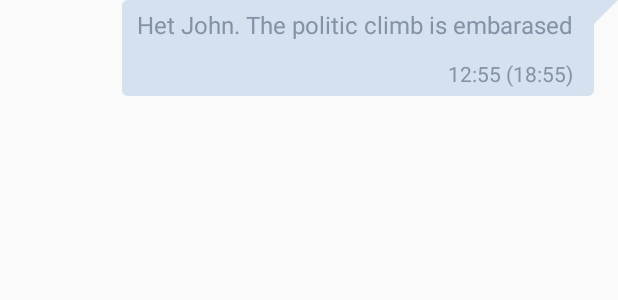
After one commit to andressavazpinto/GuiaTuristico, an Android app: the layout balloon_right.xml on its own in the app's theme, with its tools: preview values and no code run, on a phone screen of 412 x 824 dp. The commit adds this screen. Shown: the top 300 px of the screen. Run offline under Robolectric (Android 15) with nearby library versions, the phone set to English and light mode, and no system bars.

Commit message:
Chat layout

```diff
--- a/app/src/main/java/util/Url.java
+++ b/app/src/main/java/util/Url.java
@@ -9,7 +9,7 @@ public class Url {
     //também é necessário que a API esteja ativa na rede
 
     //Morato
-    public static String BASE_URL = "http://192.168.0.103:8089/GuiaWSMaven/rest/";
+    public static String BASE_URL = "http://192.168.0.101:8089/GuiaWSMaven/rest/";
     //SP
     //public static String BASE_URL = "http://192.168.0.4:8089/GuiaWSMaven/rest/";
 }
--- /dev/null
+++ b/app/src/main/res/drawable/balloon_right.xml
@@ -0,0 +1,19 @@
+<layer-list xmlns:android="http://schemas.android.com/apk/res/android">
+    <item>
+        <rotate
+            android:fromDegrees="45"
+            android:pivotX="100%"
+            android:pivotY="0%"
+            android:toDegrees="0" >
+            <shape android:shape="rectangle" >
+                <solid android:color="@color/balloon_right" />
+            </shape>
+        </rotate>
+    </item>
+    <item android:right="16dp">
+        <shape android:shape="rectangle" >
+            <solid android:color="@color/balloon_right" />
+            <corners android:radius="4dp" />
+        </shape>
+    </item>
+</layer-list>
--- /dev/null
+++ b/app/src/main/res/drawable/shape_send_message.xml
@@ -0,0 +1,5 @@
+<?xml version="1.0" encoding="utf-8"?>
+<shape xmlns:android="http://schemas.android.com/apk/res/android">
+    <corners android:radius="150dp" />
+    <stroke android:width="1dip" android:color="@color/colorAccent" />
+</shape>
--- /dev/null
+++ b/app/src/main/res/layout/balloon_right.xml
@@ -0,0 +1,43 @@
+<?xml version="1.0" encoding="utf-8"?>
+<android.support.constraint.ConstraintLayout xmlns:android="http://schemas.android.com/apk/res/android"
+    xmlns:app="http://schemas.android.com/apk/res-auto"
+    android:layout_width="match_parent"
+    android:layout_height="wrap_content"
+    android:layout_marginBottom="@dimen/margenBalaoBottom"
+    android:layout_marginLeft="@dimen/margenLeftChat"
+    android:layout_marginStart="@dimen/margenLeftChat">
+
+    <LinearLayout
+        android:layout_width="wrap_content"
+        android:layout_height="wrap_content"
+        android:background="@drawable/balloon_right"
+        android:orientation="vertical"
+        android:paddingBottom="@dimen/paddingBalaoDirBottom"
+        android:paddingEnd="@dimen/paddingBalaoDirRight"
+        android:paddingLeft="@dimen/paddingBalaoDirLeft"
+        android:paddingRight="@dimen/paddingBalaoDirRight"
+        android:paddingStart="@dimen/paddingBalaoDirLeft"
+        android:paddingTop="@dimen/paddingBalaoDirTop"
+        app:layout_constraintEnd_toEndOf="parent">
+
+        <TextView
+            android:id="@+id/textViewContent"
+            android:autoLink="web"
+            android:linksClickable="true"
+            android:layout_width="wrap_content"
+            android:layout_height="wrap_content"
+            android:textColor="@color/textColor"
+            android:textSize="@dimen/text_size_chat"
+            android:text="Het John. The politic climb is embarased"/>
+
+        <TextView
+            android:id="@+id/textViewDataHora"
+            style="@style/Base.TextAppearance.AppCompat.Small"
+            android:layout_width="wrap_content"
+            android:layout_height="wrap_content"
+            android:layout_gravity="right"
+            android:layout_marginTop="12dp"
+            android:textColor="@color/textColor"
+            android:text="12:55 (18:55)" />
+    </LinearLayout>
+</android.support.constraint.ConstraintLayout>
--- a/app/src/main/res/values/colors.xml
+++ b/app/src/main/res/values/colors.xml
@@ -16,4 +16,6 @@
 
     <color name="lineError">#BF0000</color>
 
+    <color name="balloon_left">#c0cad6</color>
+    <color name="balloon_right">#d5e1ef</color>
 </resources>
--- a/app/src/main/res/values/dimens.xml
+++ b/app/src/main/res/values/dimens.xml
@@ -9,4 +9,40 @@
 
     <dimen name="nav_header_vertical_spacing">8dp</dimen>
     <dimen name="nav_header_height">176dp</dimen>
+
+
+
+
+
+
+    <dimen name="width_content_start">300dp</dimen>
+    <dimen name="icone_sistema">50dp</dimen>
+    <dimen name="margenLeftPadrao">16dp</dimen>
+    <dimen name="margenRightPadrao">16dp</dimen>
+    <dimen name="margenTopPadrao">10dp</dimen>
+    <dimen name="margenBottomPadrao">10dp</dimen>
+    <dimen name="peso_topo_preatendimento">1</dimen>
+    <dimen name="fab_margin">16dp</dimen>
+
+
+    <dimen name="paddingBalaoEsqLeft">30dp</dimen>
+    <dimen name="paddingBalaoEsqRight">10dp</dimen>
+    <dimen name="paddingBalaoEsqTop">5dp</dimen>
+    <dimen name="paddingBalaoEsqBottom">5dp</dimen>
+
+    <dimen name="paddingBalaoDirLeft">10dp</dimen>
+    <dimen name="paddingBalaoDirRight">30dp</dimen>
+    <dimen name="paddingBalaoDirTop">5dp</dimen>
+    <dimen name="paddingBalaoDirBottom">5dp</dimen>
+
+    <dimen name="margenBalaoBottom">10dp</dimen>
+    <dimen name="size_bt_enviar">56dp</dimen>
+
+    <dimen name="text_size_chat">16sp</dimen>
+    <dimen name="padding_box_sistemas">20dp</dimen>
+
+    <dimen name="margenRightChat">30dp</dimen>
+    <dimen name="margenLeftChat">30dp</dimen>
+
+    <dimen name="divider_messages">10dp</dimen>
 </resources>
--- a/app/src/main/res/values/strings.xml
+++ b/app/src/main/res/values/strings.xml
@@ -51,6 +51,10 @@
     <string name="guideRejected">O guia rejeitou a conexão</string>
     <string name="tryAgain">Tente novamente</string>
 
+    <string name="write">Escreva</string>
+    <string name="buttonCam">Enviar imagem</string>
+    <string name="buttonSend">Enviar texto informado</string>
+
     <string-array name="list_languages">
         <item>English</item>
         <item>Español</item>
```
Also changed, not shown: app/src/main/java/adapter/ChatAdapterRight.java (added, +52 -0 lines), app/src/main/java/com/tcc/guiaturistico/activity/ChatActivity.java (+88 -1 lines), app/src/main/java/model/Message.java (added, +39 -0 lines), app/src/main/res/drawable/balloon_left.xml (added, +20 -0 lines), app/src/main/res/drawable/divider_messages.xml (added, +8 -0 lines), app/src/main/res/layout/activity_chat.xml (added, +35 -0 lines), app/src/main/res/layout/balloon_left.xml (added, +44 -0 lines), app/src/main/res/layout/chat_bar.xml (added, +45 -0 lines), app/src/main/res/drawable/cam.png (added), app/src/main/res/drawable/send.png (added), app/src/main/res/drawable/watch.png (added).
